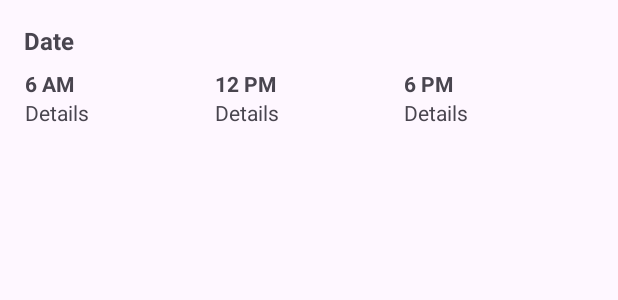
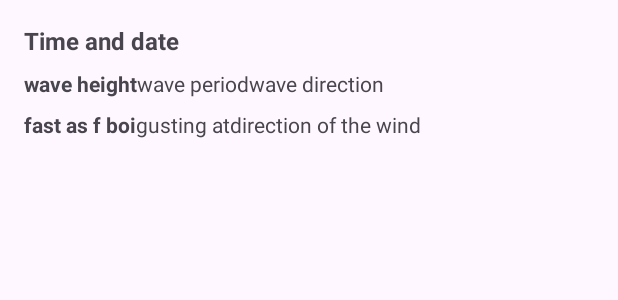
Before and after one commit to notetakingforeggs/surfeillanceV2-frontend, an Android app: the layout day_forecast_item.xml on its own in the app's theme, with its tools: preview values and no code run, on a phone screen of 412 x 824 dp. Shown: the top 300 px of the screen. Run offline under Robolectric (Android 15) with nearby library versions, the phone set to English and light mode, and no system bars.

Commit message:
Feat: roughed out xmls for hourly forecasts

```diff
--- a/app/src/main/java/com/example/surfeillance_v2_frontend/views/dayforecasts/DayForecast.java
+++ b/app/src/main/java/com/example/surfeillance_v2_frontend/views/dayforecasts/DayForecast.java
@@ -21,5 +21,7 @@ public class DayForecast extends AppCompatActivity {
             v.setPadding(systemBars.left, systemBars.top, systemBars.right, systemBars.bottom);
             return insets;
         });
+
+
     }
 }
--- a/app/src/main/java/com/example/surfeillance_v2_frontend/views/weeklyforecasts/WeeklyForecastAdaptor.java
+++ b/app/src/main/java/com/example/surfeillance_v2_frontend/views/weeklyforecasts/WeeklyForecastAdaptor.java
@@ -32,7 +32,7 @@ public class WeeklyForecastAdaptor extends RecyclerView.Adapter<WeeklyForecastAd
     // on creation of the recyclerview and everything else:...
     public ForecastViewHolder onCreateViewHolder(@NonNull @NotNull ViewGroup parent, int viewType) {
         // Inflating the layout of the recycler view item (making it into a view object in memory)
-        View view = LayoutInflater.from(parent.getContext()).inflate(R.layout.weekly_forecast_item, parent, false);
+        View view = LayoutInflater.from(parent.getContext()).inflate(R.layout.day_forecast_item, parent, false);
 
         // sending this view into the constructor of the recyclerview viewholder so now the various different views from ids
         // are also now object attributes in memory
@@ -87,10 +87,10 @@ public class WeeklyForecastAdaptor extends RecyclerView.Adapter<WeeklyForecastAd
 
         public ForecastViewHolder(@NonNull @NotNull View itemView, OnItemClickListener listener) {
             super(itemView);
-            forecastDate = itemView.findViewById(R.id.forecast_date);
+            forecastDate = itemView.findViewById(R.id.forecast_time);
             forecast6amDetails = itemView.findViewById(R.id.forecast_6am_details);
             forecast6pmDetails = itemView.findViewById(R.id.forecast_6pm_details);
-            forecast12pmDetails = itemView.findViewById(R.id.forecast_12pm_details);
+            forecast12pmDetails = itemView.findViewById(R.id.windGusts);
 
             itemView.setOnClickListener(new View.OnClickListener() {
                 @Override
--- a/app/src/main/res/layout/activity_day_forecast.xml
+++ b/app/src/main/res/layout/activity_day_forecast.xml
@@ -6,5 +6,30 @@
     android:layout_width="match_parent"
     android:layout_height="match_parent"
     tools:context=".views.dayforecasts.DayForecast">
-
+    <LinearLayout
+        android:id="@+id/dayHeader"
+        app:layout_constraintTop_toTopOf="parent"
+        app:layout_constraintStart_toStartOf="parent"
+        app:layout_constraintEnd_toEndOf="parent"
+        android:layout_width="match_parent"
+        android:layout_height="wrap_content">
+    <TextView
+        android:id="@+id/spotTitle"
+        android:layout_width="wrap_content"
+        android:layout_height="wrap_content"
+        app:layout_constraintTop_toTopOf="parent"
+    />
+        <TextView
+        android:id="@+id/dayDate"
+        android:layout_width="wrap_content"
+        android:layout_height="wrap_content"
+        app:layout_constraintTop_toTopOf="parent"
+    />
+    </LinearLayout>
+    <androidx.recyclerview.widget.RecyclerView
+        app:layout_constraintTop_toBottomOf="@id/dayHeader"
+        android:id="@+id/hourlyRecyclerView"
+        android:layout_width="match_parent"
+        android:layout_height="wrap_content"
+        />
 </androidx.constraintlayout.widget.ConstraintLayout>
--- a/app/src/main/res/layout/weekly_forecast_item.xml
+++ b/app/src/main/res/layout/day_forecast_item.xml
@@ -5,10 +5,10 @@
                                                    android:padding="16dp">
 
     <TextView
-            android:id="@+id/forecast_date"
+            android:id="@+id/forecast_time"
             android:layout_width="wrap_content"
             android:layout_height="wrap_content"
-            android:text="Date"
+            android:text="Time and date"
             android:textSize="16sp"
             android:textStyle="bold"
             app:layout_constraintTop_toTopOf="parent"
@@ -16,81 +16,67 @@
         />
 
     <LinearLayout
-        android:id="@+id/forecast_6am"
+        android:id="@+id/wavesDeets"
         android:layout_width="0dp"
         android:layout_height="wrap_content"
         android:layout_marginTop="8dp"
-        android:orientation="vertical"
-        app:layout_constraintEnd_toStartOf="@+id/forecast_12pm"
+        android:orientation="horizontal"
+        app:layout_constraintEnd_toEndOf="parent"
         app:layout_constraintStart_toStartOf="parent"
-        app:layout_constraintTop_toBottomOf="@id/forecast_date"
-        app:layout_constraintWidth_percent="0.33">
+        app:layout_constraintBottom_toTopOf="@id/windDeets"
+        app:layout_constraintTop_toBottomOf="@id/forecast_time"
+        >
 
         <TextView
-            android:id="@+id/forecast_6am_time"
+            android:id="@+id/waveHeight"
             android:layout_width="wrap_content"
             android:layout_height="wrap_content"
-            android:text="6 AM"
+            android:text="wave height"
             android:textSize="14sp"
             android:textStyle="bold" />
 
         <TextView
-            android:id="@+id/forecast_6am_details"
+            android:id="@+id/wavePeriod"
             android:layout_width="wrap_content"
             android:layout_height="wrap_content"
-            android:text="Details" />
+            android:text="wave period" />
+
+        <TextView
+            android:id="@+id/waveDirection"
+            android:layout_width="wrap_content"
+            android:layout_height="wrap_content"
+            android:text="wave direction" />
     </LinearLayout>
 
     <LinearLayout
-            android:id="@+id/forecast_12pm"
+            android:id="@+id/windDeets"
             android:layout_width="0dp"
             android:layout_height="wrap_content"
-            android:orientation="vertical"
+            android:orientation="horizontal"
             android:layout_marginTop="8dp"
-            app:layout_constraintTop_toBottomOf="@id/forecast_date"
-            app:layout_constraintStart_toEndOf="@+id/forecast_6am"
-            app:layout_constraintEnd_toStartOf="@+id/forecast_6pm"
-            app:layout_constraintWidth_percent="0.33">
-
+            app:layout_constraintTop_toBottomOf="@id/wavesDeets"
+            app:layout_constraintStart_toStartOf="parent"
+            app:layout_constraintEnd_toEndOf="parent"
+>
         <TextView
-                android:id="@+id/forecast_12pm_time"
+                android:id="@+id/windSpeed"
                 android:layout_width="wrap_content"
                 android:layout_height="wrap_content"
-                android:text="12 PM"
+                android:text="fast as f boi"
                 android:textSize="14sp"
                 android:textStyle="bold" />
 
         <TextView
-                android:id="@+id/forecast_12pm_details"
+                android:id="@+id/windGusts"
                 android:layout_width="wrap_content"
                 android:layout_height="wrap_content"
-                android:text="Details" />
-    </LinearLayout>
-
-    <LinearLayout
-            android:id="@+id/forecast_6pm"
-            android:layout_width="0dp"
-            android:layout_height="wrap_content"
-            android:orientation="vertical"
-            android:layout_marginTop="8dp"
-            app:layout_constraintTop_toBottomOf="@id/forecast_date"
-            app:layout_constraintStart_toEndOf="@+id/forecast_12pm"
-            app:layout_constraintEnd_toEndOf="parent"
-            app:layout_constraintWidth_percent="0.33">
+                android:text="gusting at" />
 
         <TextView
-                android:id="@+id/forecast_6pm_time"
+                android:id="@+id/windDirection"
                 android:layout_width="wrap_content"
                 android:layout_height="wrap_content"
-                android:text="6 PM"
-                android:textSize="14sp"
-                android:textStyle="bold" />
-
-        <TextView
-                android:id="@+id/forecast_6pm_details"
-                android:layout_width="wrap_content"
-                android:layout_height="wrap_content"
-                android:text="Details" />
+                android:text="direction of the wind" />
     </LinearLayout>
 
 </androidx.constraintlayout.widget.ConstraintLayout>
--- /dev/null
+++ b/app/src/main/res/layout/hour_forecast_item.xml
@@ -0,0 +1,6 @@
+<?xml version="1.0" encoding="utf-8"?>
+<androidx.constraintlayout.widget.ConstraintLayout xmlns:android="http://schemas.android.com/apk/res/android"
+    android:layout_width="match_parent"
+    android:layout_height="match_parent">
+
+</androidx.constraintlayout.widget.ConstraintLayout>
```
